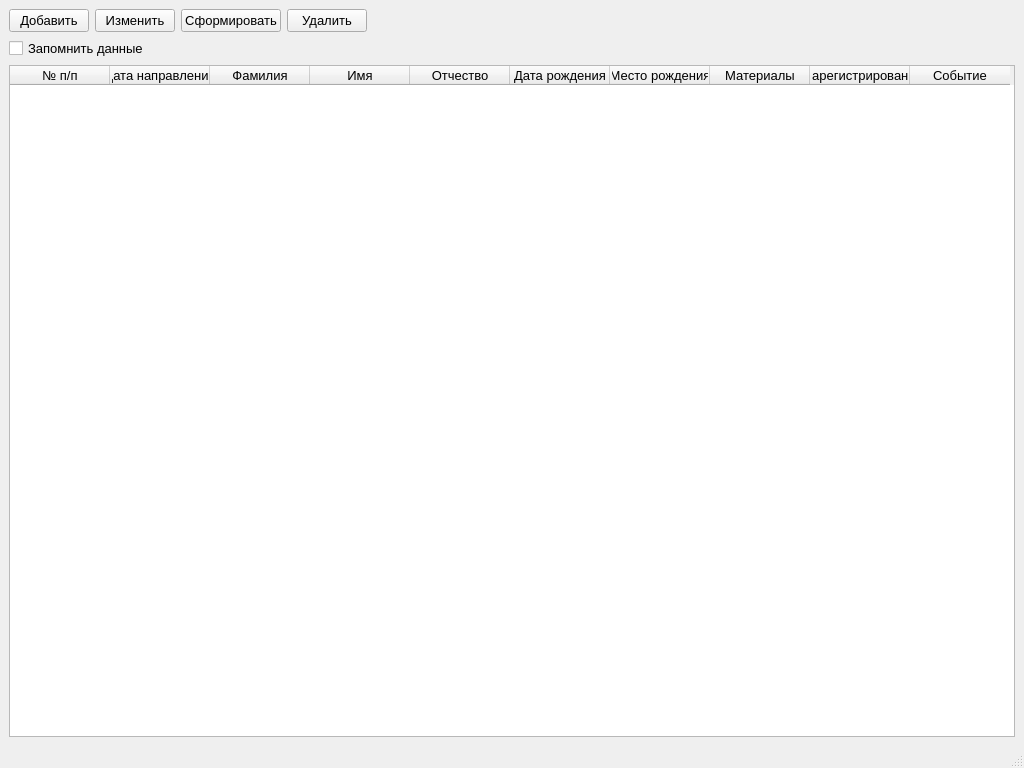
Old version of the form UI/ui_ui/research_main_window.ui in the repository drPonihvost/research_referral_forms.
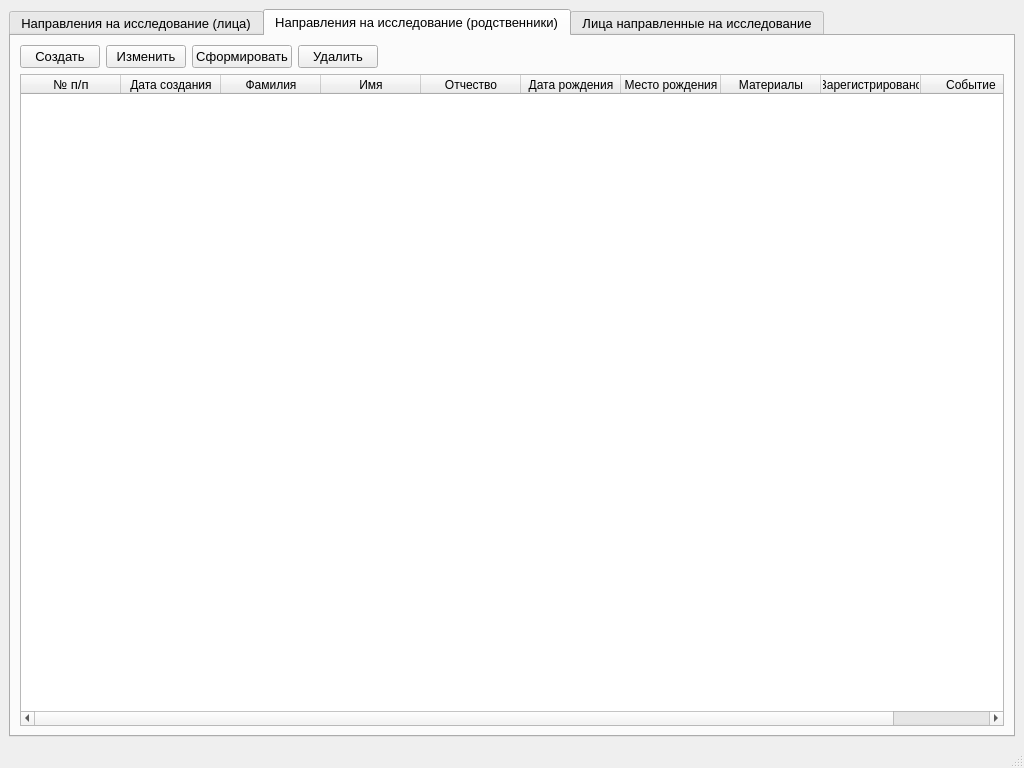
New version of the form. The open tabs and pages were chosen to show the change.

Patch:
```diff
--- a/UI/ui_ui/research_main_window.ui
+++ b/UI/ui_ui/research_main_window.ui
@@ -23,6 +23,16 @@
     <item>
      <layout class="QHBoxLayout" name="horizontalLayout_3">
       <item>
+       <widget class="QTabWidget" name="tabWidget">
+        <property name="currentIndex">
+         <number>0</number>
+        </property>
+        <widget class="QWidget" name="research">
+         <attribute name="title">
+          <string>Направления на исследование (лица)</string>
+         </attribute>
+         <layout class="QVBoxLayout" name="verticalLayout_4">
+          <item>
        <layout class="QVBoxLayout" name="verticalLayout">
         <item>
          <layout class="QHBoxLayout" name="horizontalLayout">
@@ -35,7 +45,7 @@
              </size>
             </property>
             <property name="text">
-             <string>Добавить</string>
+                 <string>Создать</string>
             </property>
            </widget>
           </item>
@@ -76,28 +86,7 @@
          </layout>
         </item>
         <item>
-         <layout class="QHBoxLayout" name="horizontalLayout_2">
-          <item>
-           <widget class="QCheckBox" name="remember_cb">
-            <property name="text">
-             <string>Запомнить данные</string>
-            </property>
-           </widget>
-          </item>
-          <item>
-           <spacer name="horizontalSpacer_2">
-            <property name="orientation">
-             <enum>Qt::Horizontal</enum>
-            </property>
-            <property name="sizeHint" stdset="0">
-             <size>
-              <width>40</width>
-              <height>20</height>
-             </size>
-            </property>
-           </spacer>
-          </item>
-         </layout>
+             <layout class="QHBoxLayout" name="horizontalLayout_2"/>
         </item>
         <item>
          <widget class="QTableWidget" name="research_person_table_tw">
@@ -134,7 +123,7 @@
           </column>
           <column>
            <property name="text">
-            <string>Дата направления</string>
+                <string>Дата создания</string>
            </property>
           </column>
           <column>
@@ -180,6 +169,160 @@
          </widget>
         </item>
        </layout>
+          </item>
+         </layout>
+        </widget>
+        <widget class="QWidget" name="tab_4">
+         <attribute name="title">
+          <string>Направления на исследование (родственники)</string>
+         </attribute>
+         <layout class="QVBoxLayout" name="verticalLayout_6">
+          <item>
+           <layout class="QVBoxLayout" name="verticalLayout_5">
+            <item>
+             <layout class="QHBoxLayout" name="horizontalLayout_4">
+              <item>
+               <widget class="QPushButton" name="add_person_4">
+                <property name="minimumSize">
+                 <size>
+                  <width>50</width>
+                  <height>0</height>
+                 </size>
+                </property>
+                <property name="text">
+                 <string>Создать</string>
+                </property>
+               </widget>
+              </item>
+              <item>
+               <widget class="QPushButton" name="change_pb_2">
+                <property name="text">
+                 <string>Изменить</string>
+                </property>
+               </widget>
+              </item>
+              <item>
+               <widget class="QPushButton" name="form_pb_2">
+                <property name="text">
+                 <string>Сформировать</string>
+                </property>
+               </widget>
+              </item>
+              <item>
+               <widget class="QPushButton" name="delete_pb_2">
+                <property name="text">
+                 <string>Удалить</string>
+                </property>
+               </widget>
+              </item>
+              <item>
+               <spacer name="horizontalSpacer_2">
+                <property name="orientation">
+                 <enum>Qt::Horizontal</enum>
+                </property>
+                <property name="sizeHint" stdset="0">
+                 <size>
+                  <width>40</width>
+                  <height>20</height>
+                 </size>
+                </property>
+               </spacer>
+              </item>
+             </layout>
+            </item>
+            <item>
+             <layout class="QHBoxLayout" name="horizontalLayout_5"/>
+            </item>
+            <item>
+             <widget class="QTableWidget" name="research_person_table_tw_2">
+              <property name="wordWrap">
+               <bool>true</bool>
+              </property>
+              <attribute name="horizontalHeaderCascadingSectionResizes">
+               <bool>false</bool>
+              </attribute>
+              <attribute name="horizontalHeaderMinimumSectionSize">
+               <number>30</number>
+              </attribute>
+              <attribute name="horizontalHeaderShowSortIndicator" stdset="0">
+               <bool>false</bool>
+              </attribute>
+              <attribute name="horizontalHeaderStretchLastSection">
+               <bool>false</bool>
+              </attribute>
+              <attribute name="verticalHeaderVisible">
+               <bool>false</bool>
+              </attribute>
+              <attribute name="verticalHeaderDefaultSectionSize">
+               <number>30</number>
+              </attribute>
+              <column>
+               <property name="text">
+                <string>№ п/п</string>
+               </property>
+               <property name="font">
+                <font>
+                 <pointsize>10</pointsize>
+                </font>
+               </property>
+              </column>
+              <column>
+               <property name="text">
+                <string>Дата создания</string>
+               </property>
+              </column>
+              <column>
+               <property name="text">
+                <string>Фамилия</string>
+               </property>
+              </column>
+              <column>
+               <property name="text">
+                <string>Имя</string>
+               </property>
+              </column>
+              <column>
+               <property name="text">
+                <string>Отчество</string>
+               </property>
+              </column>
+              <column>
+               <property name="text">
+                <string>Дата рождения</string>
+               </property>
+              </column>
+              <column>
+               <property name="text">
+                <string>Место рождения</string>
+               </property>
+              </column>
+              <column>
+               <property name="text">
+                <string>Материалы</string>
+               </property>
+              </column>
+              <column>
+               <property name="text">
+                <string>Зарегистрировано</string>
+               </property>
+              </column>
+              <column>
+               <property name="text">
+                <string>Событие</string>
+               </property>
+              </column>
+             </widget>
+            </item>
+           </layout>
+          </item>
+         </layout>
+        </widget>
+        <widget class="QWidget" name="tab_2">
+         <attribute name="title">
+          <string>Лица направленные на исследование</string>
+         </attribute>
+        </widget>
+       </widget>
       </item>
       <item>
        <layout class="QVBoxLayout" name="verticalLayout_2">
```
Lines whose indentation alone changed are shown as unchanged.
